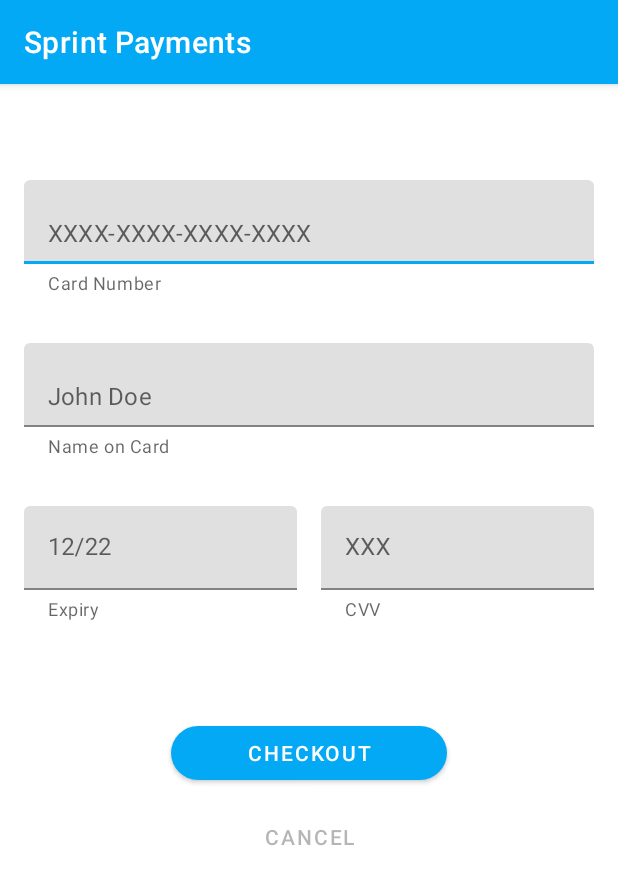
After one commit to odifek/SprintPayments, an Android app: the fragment PayWithCardFragment shown on its own in the app's theme, on a phone screen of 412 x 824 dp. The commit adds this screen. Shown: the top 884 px of the screen. Run offline under Robolectric (Android 15) with nearby library versions, the phone set to English and light mode, and no system bars; our stand-ins replace data binding.

Commit message:
create card entry layout in xml

```diff
--- a/app/build.gradle
+++ b/app/build.gradle
@@ -16,15 +16,22 @@ android {
             proguardFiles getDefaultProguardFile('proguard-android-optimize.txt'), 'proguard-rules.pro'
         }
     }
+
+    dataBinding {
+        enabled true
+    }
 }
 
 dependencies {
     implementation fileTree(dir: 'libs', include: ['*.jar'])
     implementation 'androidx.appcompat:appcompat:1.0.2'
     implementation 'androidx.constraintlayout:constraintlayout:1.1.3'
+    implementation 'androidx.legacy:legacy-support-v4:1.0.0'
+    implementation 'androidx.lifecycle:lifecycle-extensions:2.1.0-alpha02'
     testImplementation 'junit:junit:4.12'
     androidTestImplementation 'androidx.test:runner:1.1.2-alpha02'
     androidTestImplementation 'androidx.test.espresso:espresso-core:3.2.0-alpha02'
 
     implementation 'co.paystack.android:paystack:3.0.10'
+    implementation 'com.google.android.material:material:1.0.0'
 }
--- /dev/null
+++ b/app/src/main/java/com/sprinthubmobile/example/sprintpayments/PayWithCardFragment.java
@@ -0,0 +1,34 @@
+package com.sprinthubmobile.example.sprintpayments;
+
+import android.os.Bundle;
+import android.view.LayoutInflater;
+import android.view.View;
+import android.view.ViewGroup;
+
+import androidx.annotation.NonNull;
+import androidx.annotation.Nullable;
+import androidx.fragment.app.Fragment;
+import androidx.lifecycle.ViewModelProviders;
+
+public class PayWithCardFragment extends Fragment {
+
+    private PayWithCardViewModel mViewModel;
+
+    public static PayWithCardFragment newInstance() {
+        return new PayWithCardFragment();
+    }
+
+    @Override
+    public View onCreateView(@NonNull LayoutInflater inflater, @Nullable ViewGroup container,
+                             @Nullable Bundle savedInstanceState) {
+        return inflater.inflate(R.layout.fragment_pay_with_card, container, false);
+    }
+
+    @Override
+    public void onActivityCreated(@Nullable Bundle savedInstanceState) {
+        super.onActivityCreated(savedInstanceState);
+        mViewModel = ViewModelProviders.of(this).get(PayWithCardViewModel.class);
+        // TODO: Use the ViewModel
+    }
+
+}
--- /dev/null
+++ b/app/src/main/java/com/sprinthubmobile/example/sprintpayments/PayWithCardViewModel.java
@@ -0,0 +1,7 @@
+package com.sprinthubmobile.example.sprintpayments;
+
+import androidx.lifecycle.ViewModel;
+
+public class PayWithCardViewModel extends ViewModel {
+    // TODO: Implement the ViewModel
+}
--- /dev/null
+++ b/app/src/main/res/drawable/bg_button_normal.xml
@@ -0,0 +1,8 @@
+<?xml version="1.0" encoding="utf-8"?>
+<shape xmlns:android="http://schemas.android.com/apk/res/android"
+    android:shape="rectangle">
+    <solid android:color="@color/colorAccent"/>
+    <corners android:radius="48dp"/>
+    <size android:width="160dp"
+        android:height="48dp"/>
+</shape>
--- /dev/null
+++ b/app/src/main/res/drawable/bg_button_pressed.xml
@@ -0,0 +1,8 @@
+<?xml version="1.0" encoding="utf-8"?>
+<shape xmlns:android="http://schemas.android.com/apk/res/android"
+    android:shape="rectangle">
+    <solid android:color="#DB3629"/>
+    <corners android:radius="48dp"/>
+    <size android:width="160dp"
+        android:height="48dp"/>
+</shape>
--- /dev/null
+++ b/app/src/main/res/drawable/bg_button_selector.xml
@@ -0,0 +1,6 @@
+<?xml version="1.0" encoding="utf-8"?>
+<selector xmlns:android="http://schemas.android.com/apk/res/android">
+    <item android:drawable="@drawable/bg_button_pressed"  android:state_pressed="true"/>
+    <item android:drawable="@drawable/bg_button_normal"/>
+
+</selector>
--- /dev/null
+++ b/app/src/main/res/layout/fragment_pay_with_card.xml
@@ -0,0 +1,144 @@
+<?xml version="1.0" encoding="utf-8"?>
+<layout xmlns:android="http://schemas.android.com/apk/res/android"
+    xmlns:app="http://schemas.android.com/apk/res-auto"
+    xmlns:tools="http://schemas.android.com/tools">
+
+    <data>
+
+    </data>
+
+    <androidx.constraintlayout.widget.ConstraintLayout
+        android:id="@+id/constraintlayout_payWithCard"
+        android:layout_width="match_parent"
+        android:layout_height="match_parent"
+        tools:context=".PayWithCardFragment">
+
+        <com.google.android.material.textfield.TextInputLayout
+            android:id="@+id/textinputlayout_pay_card_number"
+            android:layout_width="0dp"
+            android:layout_height="wrap_content"
+            android:layout_marginStart="16dp"
+            android:layout_marginLeft="16dp"
+            android:layout_marginTop="64dp"
+            android:layout_marginEnd="16dp"
+            android:layout_marginRight="16dp"
+            app:helperText="@string/helper_text_card_number"
+            app:helperTextTextAppearance="@style/TextAppearance.SprintPay.Colored"
+            app:hintEnabled="false"
+            app:layout_constraintEnd_toEndOf="parent"
+            app:layout_constraintHorizontal_bias="0.0"
+            app:layout_constraintStart_toStartOf="parent"
+            app:layout_constraintTop_toTopOf="parent">
+
+            <com.google.android.material.textfield.TextInputEditText
+                android:id="@+id/textinputedittext_pay_card_number"
+                android:layout_width="match_parent"
+                android:layout_height="wrap_content"
+                android:hint="@string/placeholder_card_num"
+                android:inputType="number" />
+        </com.google.android.material.textfield.TextInputLayout>
+
+        <com.google.android.material.textfield.TextInputLayout
+            android:id="@+id/textinputlayout_pay_card_name"
+            android:layout_width="0dp"
+            android:layout_height="wrap_content"
+            android:layout_marginStart="16dp"
+            android:layout_marginLeft="16dp"
+            android:layout_marginTop="32dp"
+            android:layout_marginEnd="16dp"
+            android:layout_marginRight="16dp"
+            app:helperText="@string/helper_text_name_on_card"
+            app:helperTextEnabled="true"
+            app:helperTextTextAppearance="@style/TextAppearance.SprintPay.Colored"
+            app:hintEnabled="false"
+            app:layout_constraintEnd_toEndOf="parent"
+            app:layout_constraintStart_toStartOf="parent"
+            app:layout_constraintTop_toBottomOf="@+id/textinputlayout_pay_card_number">
+
+            <com.google.android.material.textfield.TextInputEditText
+                android:id="@+id/textinputedittext_pay_card_name"
+                android:layout_width="match_parent"
+                android:layout_height="wrap_content"
+                android:inputType="textPersonName"
+                android:hint="@string/placeholder_name_on_card" />
+        </com.google.android.material.textfield.TextInputLayout>
+
+        <com.google.android.material.textfield.TextInputLayout
+            android:id="@+id/textinputlayout_pay_expiry"
+            android:layout_width="0dp"
+            android:layout_height="wrap_content"
+            android:layout_marginStart="16dp"
+            android:layout_marginLeft="16dp"
+            android:layout_marginTop="32dp"
+            android:layout_marginEnd="8dp"
+            android:layout_marginRight="8dp"
+            app:helperTextTextAppearance="@style/TextAppearance.SprintPay.Colored"
+            app:helperText="@string/helper_text_expiry"
+            app:layout_constraintEnd_toStartOf="@+id/textinputlayout_pay_cvv"
+            app:layout_constraintHorizontal_bias="0.5"
+            app:layout_constraintHorizontal_chainStyle="spread_inside"
+            app:layout_constraintStart_toStartOf="parent"
+            app:layout_constraintTop_toBottomOf="@+id/textinputlayout_pay_card_name">
+
+            <com.google.android.material.textfield.TextInputEditText
+                android:id="@+id/textinputedittext_pay_expiry"
+                android:layout_width="match_parent"
+                android:layout_height="wrap_content"
+                android:inputType="date"
+                android:hint="@string/placeholder_date" />
+        </com.google.android.material.textfield.TextInputLayout>
+
+        <com.google.android.material.textfield.TextInputLayout
+            android:id="@+id/textinputlayout_pay_cvv"
+            android:layout_width="0dp"
+            android:layout_height="wrap_content"
+            android:layout_marginStart="8dp"
+            android:layout_marginLeft="8dp"
+            android:layout_marginEnd="16dp"
+            android:layout_marginRight="16dp"
+            app:helperText="@string/helper_text_cvv"
+            app:helperTextTextAppearance="@style/TextAppearance.SprintPay.Colored"
+            app:layout_constraintEnd_toEndOf="parent"
+            app:layout_constraintHorizontal_bias="0.5"
+            app:layout_constraintStart_toEndOf="@+id/textinputlayout_pay_expiry"
+            app:layout_constraintTop_toTopOf="@+id/textinputlayout_pay_expiry">
+
+            <com.google.android.material.textfield.TextInputEditText
+                android:id="@+id/textinputedittext_pay_cvv"
+                android:layout_width="match_parent"
+                android:layout_height="wrap_content"
+                android:inputType="numberPassword"
+                android:hint="@string/placeholder_cvv" />
+        </com.google.android.material.textfield.TextInputLayout>
+
+        <Button
+            android:id="@+id/button_pay_checkout"
+            android:layout_width="184dp"
+            android:layout_height="48dp"
+            android:layout_marginStart="8dp"
+            android:layout_marginLeft="8dp"
+            android:layout_marginTop="64dp"
+            android:layout_marginEnd="8dp"
+            android:layout_marginRight="8dp"
+            android:text="@string/label_checkout"
+            app:cornerRadius="24dp"
+            app:layout_constraintEnd_toEndOf="parent"
+            app:layout_constraintStart_toStartOf="parent"
+            app:layout_constraintTop_toBottomOf="@+id/textinputlayout_pay_expiry" />
+
+        <Button
+            android:id="@+id/button_pay_cancel"
+            style="@style/Widget.MaterialComponents.Button.TextButton"
+            android:layout_width="wrap_content"
+            android:layout_height="wrap_content"
+            android:layout_marginTop="8dp"
+            android:text="@string/label_cancel"
+            android:textColor="#55212121"
+            app:cornerRadius="24dp"
+            app:layout_constraintEnd_toEndOf="@+id/button_pay_checkout"
+            app:layout_constraintStart_toStartOf="@+id/button_pay_checkout"
+            app:layout_constraintTop_toBottomOf="@+id/button_pay_checkout" />
+
+
+    </androidx.constraintlayout.widget.ConstraintLayout>
+</layout>
--- a/app/src/main/res/values/colors.xml
+++ b/app/src/main/res/values/colors.xml
@@ -1,6 +1,6 @@
 <?xml version="1.0" encoding="utf-8"?>
 <resources>
-    <color name="colorPrimary">#008577</color>
-    <color name="colorPrimaryDark">#00574B</color>
-    <color name="colorAccent">#D81B60</color>
+    <color name="colorPrimary">#03A9F4</color>
+    <color name="colorPrimaryDark">#1976D2</color>
+    <color name="colorAccent">#F44336</color>
 </resources>
--- a/app/src/main/res/values/strings.xml
+++ b/app/src/main/res/values/strings.xml
@@ -1,3 +1,13 @@
 <resources>
     <string name="app_name">Sprint Payments</string>
+    <string name="placeholder_card_num">XXXX-XXXX-XXXX-XXXX</string>
+    <string name="placeholder_name_on_card">John Doe</string>
+    <string name="placeholder_cvv">XXX</string>
+    <string name="helper_text_expiry">Expiry</string>
+    <string name="helper_text_cvv">CVV</string>
+    <string name="helper_text_name_on_card">Name on Card</string>
+    <string name="placeholder_date">12/22</string>
+    <string name="helper_text_card_number">Card Number</string>
+    <string name="label_checkout">Checkout</string>
+    <string name="label_cancel">Cancel</string>
 </resources>
--- a/app/src/main/res/values/styles.xml
+++ b/app/src/main/res/values/styles.xml
@@ -1,11 +1,19 @@
 <resources>
 
     <!-- Base application theme. -->
-    <style name="AppTheme" parent="Theme.AppCompat.Light.DarkActionBar">
+    <style name="AppTheme" parent="Theme.MaterialComponents.Light.DarkActionBar">
         <!-- Customize your theme here. -->
         <item name="colorPrimary">@color/colorPrimary</item>
         <item name="colorPrimaryDark">@color/colorPrimaryDark</item>
         <item name="colorAccent">@color/colorAccent</item>
     </style>
 
+    <style name="TextAppearance.SprintPay.Colored" parent="TextAppearance.MaterialComponents.Caption">
+        <item name="android:textColor">@color/colorAccent</item>
+    </style>
+
+    <style name="Widget.SprintPay.Button.Rounded"   parent="Widget.MaterialComponents.Button">
+        <item name="android:background">@drawable/bg_button_selector</item>
+    </style>
+
 </resources>
```
